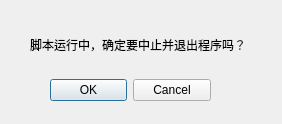
Old version of the form code/Ui_ConfirmExitDialogWindow.ui in the repository UncleBang0214/SeerLauncher.
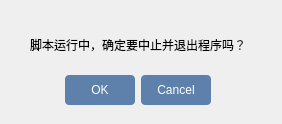
New version of the form.

Commit message: 加载脚本过程中退出询问窗口UI

The edit to the form file:
```diff
--- a/code/Ui_ConfirmExitDialogWindow.ui
+++ b/code/Ui_ConfirmExitDialogWindow.ui
@@ -35,6 +35,26 @@
                     <height>41</height>
                 </rect>
             </property>
+            <property name="styleSheet">
+                <string notr="true">/* 按钮通用样式 */
+                    QPushButton {
+                    background-color: #5E81AC;
+                    color: white;
+                    border: none;
+                    padding: 8px 15px;
+                    border-radius: 4px;
+                    min-width: 40px;
+                    }
+
+                    QPushButton:hover {
+                    background-color: #81A1C1;
+                    }
+
+                    QPushButton:pressed {
+                    background-color: #4C6A8C;
+                    }
+                </string>
+            </property>
             <property name="orientation">
                 <enum>Qt::Horizontal</enum>
             </property>
```
Left out of the diff: 4 changed lines with no effect on the pictures. The commit also changes 1 other file.
